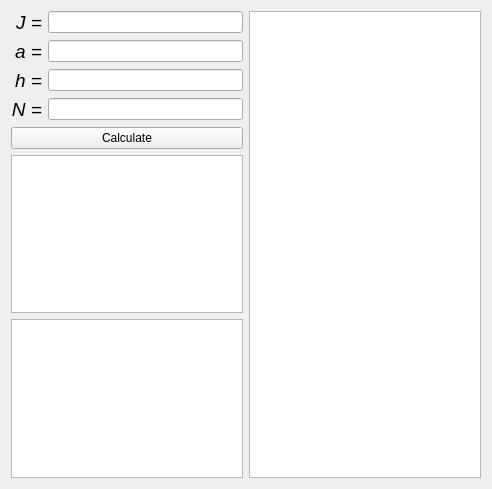
SobolevDmitriy/VA, file front.ui: the form before one commit.
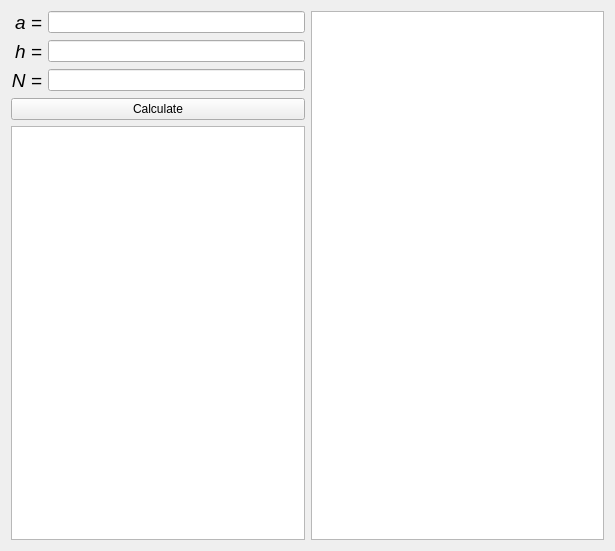
The form after the commit. Custom widgets are drawn as their Qt base class.

Commit message: Volt-ampere characteristics had been built

```diff
--- a/front.ui
+++ b/front.ui
@@ -6,29 +6,49 @@
    <rect>
     <x>0</x>
     <y>0</y>
-    <width>492</width>
-    <height>489</height>
+    <width>615</width>
+    <height>551</height>
    </rect>
   </property>
   <property name="windowTitle">
    <string>Form</string>
   </property>
   <layout class="QGridLayout" name="gridLayout_3">
+   <item row="0" column="1">
+    <widget class="QTableWidget" name="table_tw">
+     <property name="minimumSize">
+      <size>
+       <width>201</width>
+       <height>0</height>
+      </size>
+     </property>
+    </widget>
+   </item>
    <item row="0" column="0">
     <layout class="QGridLayout" name="gridLayout_2">
      <item row="0" column="0">
       <layout class="QGridLayout" name="gridLayout">
-       <item row="0" column="0">
-        <widget class="QLabel" name="j_lbl">
+       <item row="2" column="0">
+        <widget class="QLabel" name="n_lbl">
          <property name="text">
-          <string>&lt;html&gt;&lt;head/&gt;&lt;body&gt;&lt;p align=&quot;right&quot;&gt;&lt;span style=&quot; font-size:14pt; font-style:italic;&quot;&gt;J =&lt;/span&gt;&lt;/p&gt;&lt;/body&gt;&lt;/html&gt;</string>
+          <string>&lt;html&gt;&lt;head/&gt;&lt;body&gt;&lt;p align=&quot;right&quot;&gt;&lt;span style=&quot; font-size:14pt; font-style:italic;&quot;&gt;N =&lt;/span&gt;&lt;/p&gt;&lt;/body&gt;&lt;/html&gt;</string>
          </property>
         </widget>
        </item>
        <item row="0" column="1">
-        <widget class="QLineEdit" name="j_le"/>
+        <widget class="QLineEdit" name="a_le"/>
+       </item>
+       <item row="2" column="1">
+        <widget class="QLineEdit" name="n_le"/>
        </item>
        <item row="1" column="0">
+        <widget class="QLabel" name="h_lbl">
+         <property name="text">
+          <string>&lt;html&gt;&lt;head/&gt;&lt;body&gt;&lt;p align=&quot;right&quot;&gt;&lt;span style=&quot; font-size:14pt; font-style:italic;&quot;&gt;h =&lt;/span&gt;&lt;/p&gt;&lt;/body&gt;&lt;/html&gt;</string>
+         </property>
+        </widget>
+       </item>
+       <item row="0" column="0">
         <widget class="QLabel" name="a_lbl">
          <property name="text">
           <string>&lt;html&gt;&lt;head/&gt;&lt;body&gt;&lt;p align=&quot;right&quot;&gt;&lt;span style=&quot; font-size:14pt; font-style:italic;&quot;&gt;a =&lt;/span&gt;&lt;/p&gt;&lt;/body&gt;&lt;/html&gt;</string>
@@ -36,28 +56,8 @@
         </widget>
        </item>
        <item row="1" column="1">
-        <widget class="QLineEdit" name="a_le"/>
-       </item>
-       <item row="2" column="0">
-        <widget class="QLabel" name="h_lbl">
-         <property name="text">
-          <string>&lt;html&gt;&lt;head/&gt;&lt;body&gt;&lt;p align=&quot;right&quot;&gt;&lt;span style=&quot; font-size:14pt; font-style:italic;&quot;&gt;h =&lt;/span&gt;&lt;/p&gt;&lt;/body&gt;&lt;/html&gt;</string>
-         </property>
-        </widget>
-       </item>
-       <item row="2" column="1">
         <widget class="QLineEdit" name="h_le"/>
        </item>
-       <item row="3" column="0">
-        <widget class="QLabel" name="n_lbl">
-         <property name="text">
-          <string>&lt;html&gt;&lt;head/&gt;&lt;body&gt;&lt;p align=&quot;right&quot;&gt;&lt;span style=&quot; font-size:14pt; font-style:italic;&quot;&gt;N =&lt;/span&gt;&lt;/p&gt;&lt;/body&gt;&lt;/html&gt;</string>
-         </property>
-        </widget>
-       </item>
-       <item row="3" column="1">
-        <widget class="QLineEdit" name="n_le"/>
-       </item>
       </layout>
      </item>
      <item row="1" column="0">
@@ -68,10 +68,7 @@
       </widget>
      </item>
      <item row="2" column="0">
-      <widget class="PlotWidget" name="phi_pw"/>
-     </item>
-     <item row="3" column="0">
-      <widget class="PlotWidget" name="ksi_pw"/>
+      <widget class="PlotWidget" name="va_pw"/>
      </item>
     </layout>
    </item>
```
Left out of the diff: 3 changed lines with no effect on the pictures. The commit also changes 2 other files.
